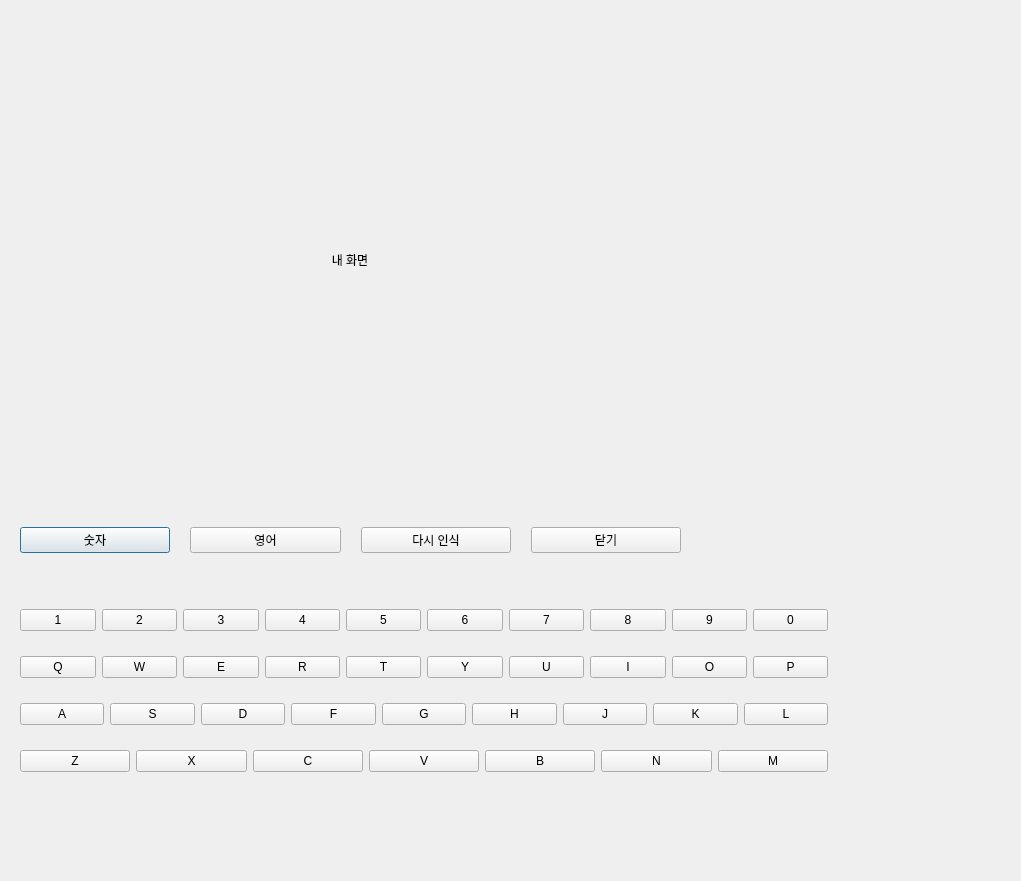
Qt form ui 연결/improve.ui (qpdh/Sign-Language-Translation) before a commit.
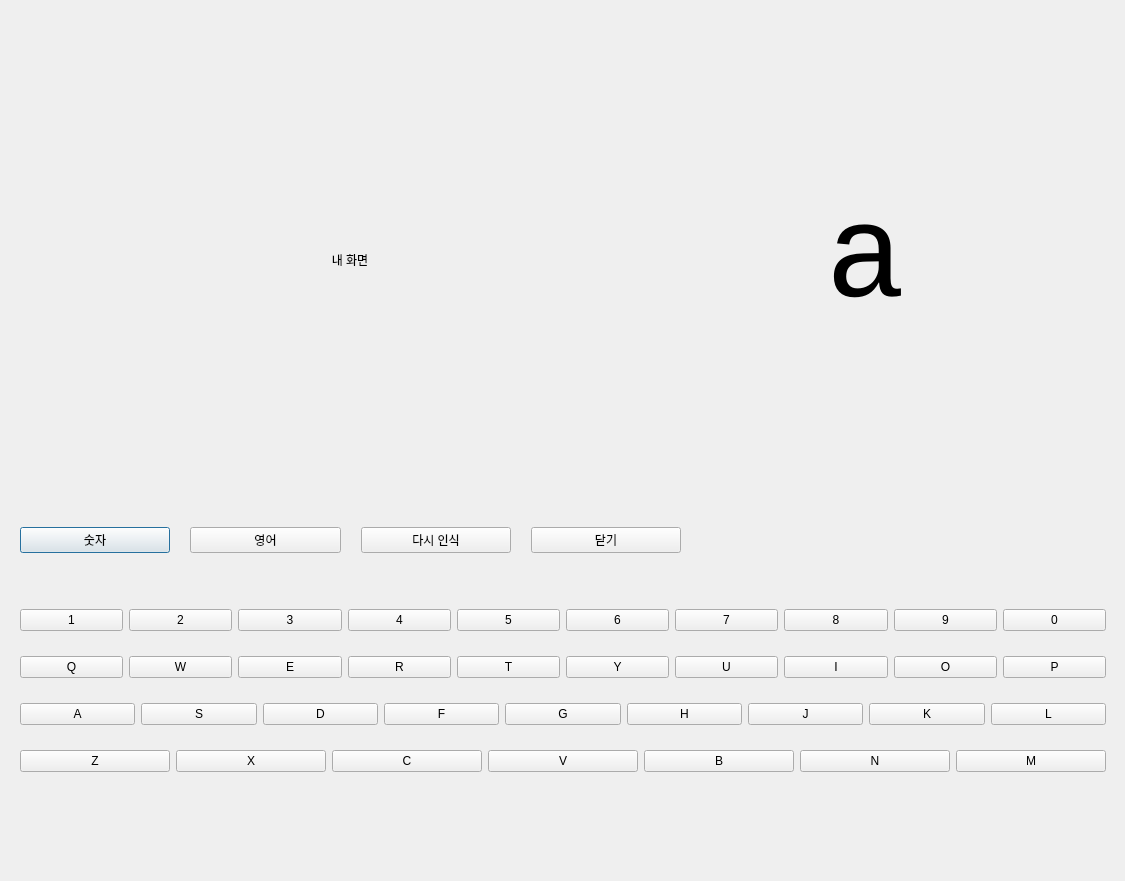
The same form after that commit.

What changed in the file:
```diff
--- a/ui 연결/improve.ui
+++ b/ui 연결/improve.ui
@@ -6,7 +6,7 @@
    <rect>
     <x>0</x>
     <y>0</y>
-    <width>1021</width>
+    <width>1125</width>
     <height>881</height>
    </rect>
   </property>
@@ -80,7 +80,7 @@
     <rect>
      <x>20</x>
      <y>590</y>
-     <width>808</width>
+     <width>1086</width>
      <height>201</height>
     </rect>
    </property>
@@ -358,6 +358,28 @@
     </item>
    </layout>
   </widget>
+  <widget class="QLabel" name="label_result">
+   <property name="geometry">
+    <rect>
+     <x>740</x>
+     <y>130</y>
+     <width>251</width>
+     <height>261</height>
+    </rect>
+   </property>
+   <property name="font">
+    <font>
+     <family>Consolas</family>
+     <pointsize>100</pointsize>
+    </font>
+   </property>
+   <property name="text">
+    <string>a</string>
+   </property>
+   <property name="alignment">
+    <set>Qt::AlignCenter</set>
+   </property>
+  </widget>
  </widget>
  <resources/>
  <connections>
```
